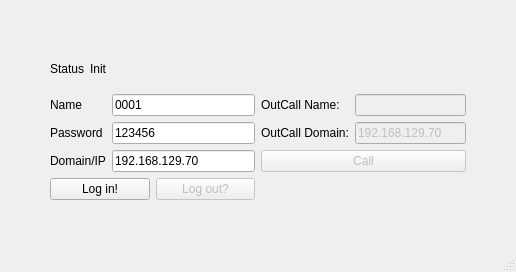
Before: the Qt Designer form main_window.ui in FunnySqirrel/Softophone, drawn with Qt 5.
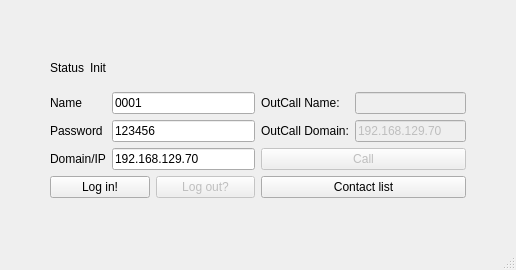
After: the same form once the commit is applied.

Commit message: Added database (Contact list). Editing doesn't work yet.

The edit to the form file:
```diff
--- a/main_window.ui
+++ b/main_window.ui
@@ -7,14 +7,17 @@
     <x>0</x>
     <y>0</y>
     <width>516</width>
-    <height>272</height>
+    <height>270</height>
    </rect>
   </property>
   <property name="windowTitle">
    <string>Main_window</string>
   </property>
   <widget class="QWidget" name="centralwidget">
-   <layout class="QGridLayout" name="gridLayout_3" rowstretch="0,1,0">
+   <layout class="QGridLayout" name="gridLayout_3" rowstretch="0,1,1,1" columnstretch="0,0">
+    <property name="sizeConstraint">
+     <enum>QLayout::SetDefaultConstraint</enum>
+    </property>
     <property name="leftMargin">
      <number>50</number>
     </property>
@@ -45,7 +48,7 @@
       </item>
      </layout>
     </item>
-    <item row="1" column="0">
+    <item row="1" column="0" rowspan="2">
      <layout class="QGridLayout" name="gridLayout_2">
       <item row="1" column="0">
        <widget class="QLabel" name="pass_label">
@@ -95,8 +98,6 @@
      </layout>
     </item>
     <item row="1" column="1">
-     <layout class="QVBoxLayout" name="verticalLayout">
-      <item>
        <layout class="QGridLayout" name="gridLayout">
         <item row="0" column="1">
          <widget class="QLineEdit" name="outcall_name_value">
@@ -131,7 +132,7 @@
         </item>
        </layout>
       </item>
-      <item>
+    <item row="2" column="1">
        <widget class="QPushButton" name="outcall_btn">
         <property name="enabled">
          <bool>false</bool>
@@ -141,9 +142,7 @@
         </property>
        </widget>
       </item>
-     </layout>
-    </item>
-    <item row="2" column="0">
+    <item row="3" column="0">
      <layout class="QHBoxLayout" name="horizontalLayout">
       <item>
        <widget class="QPushButton" name="login_btn">
@@ -179,6 +178,13 @@
       </item>
      </layout>
     </item>
+    <item row="3" column="1">
+     <widget class="QPushButton" name="contact_list_btn">
+      <property name="text">
+       <string>Contact list</string>
+      </property>
+     </widget>
+    </item>
    </layout>
   </widget>
   <widget class="QStatusBar" name="statusbar"/>
```
Left out of the diff: 16 changed lines with no effect on the pictures. Lines whose indentation alone changed are shown as unchanged. The commit also changes 16 other files.
